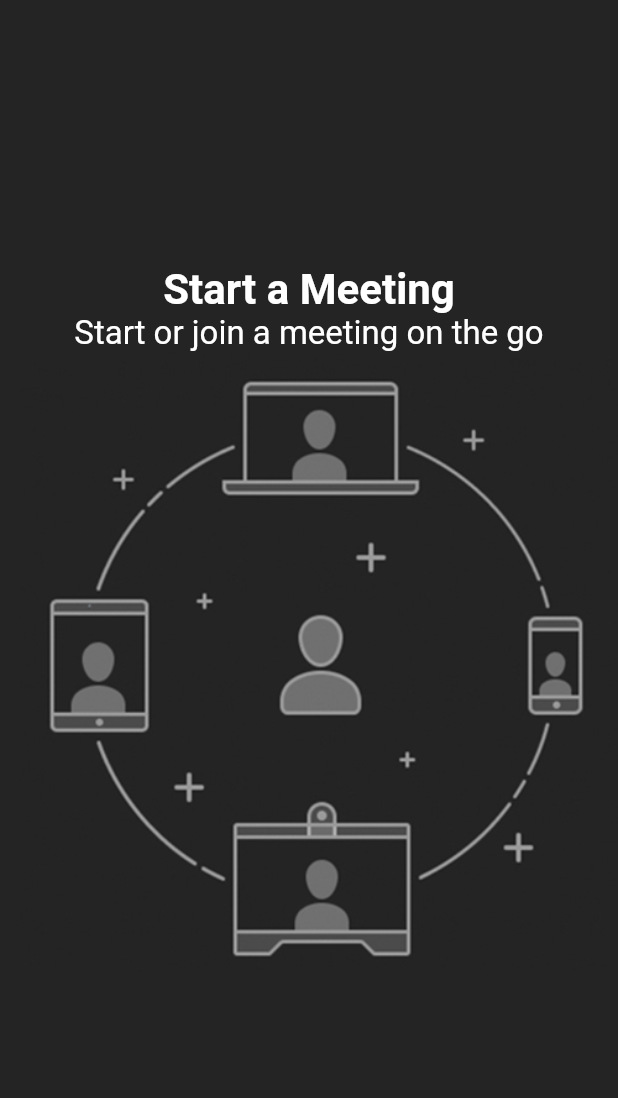
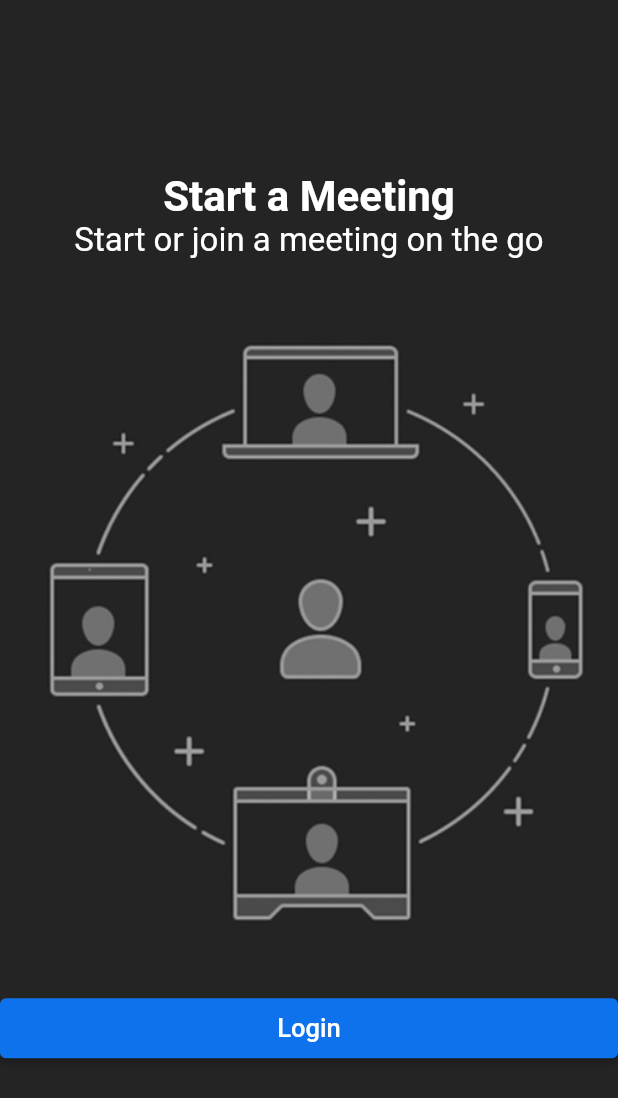
Before and after one commit to Awaizkazi/zoom_clone, a Flutter app: the screen it shows after launch, on a phone screen of 412 x 824 dp. Shown: the top 1098 px of the screen. Run offline on Flutter 3.47's test engine with Material 2 defaults, Android fonts, the phone set to English and light mode, and no system bars.

Commit message:
Button in Progress

```diff
--- a/lib/screens/login_screen.dart
+++ b/lib/screens/login_screen.dart
@@ -1,4 +1,5 @@
 import 'package:flutter/material.dart';
+import 'package:zoom_clone/widgets/custom_button.dart';
 
 class LoginScreen extends StatefulWidget {
   const LoginScreen({super.key});
@@ -22,7 +23,11 @@ class _LoginScreenState extends State<LoginScreen> {
             'Start or join a meeting on the go',
             style: TextStyle(fontSize: 22),
           ),
-          Image.asset('assets/images/onboarding.jpg'),
+          Padding(
+            padding: const EdgeInsets.symmetric(vertical: 38.0),
+            child: Image.asset('assets/images/onboarding.jpg'),
+          ),
+          const CustomButton(text: 'Login'),
         ],
       ),
     );
--- a/lib/widgets/custom_button.dart
+++ b/lib/widgets/custom_button.dart
@@ -1,4 +1,5 @@
 import 'package:flutter/material.dart';
+import 'package:zoom_clone/utils/colors.dart';
 
 class CustomButton extends StatelessWidget {
   final String text;
@@ -8,6 +9,10 @@ class CustomButton extends StatelessWidget {
   Widget build(BuildContext context) {
     return ElevatedButton(
       onPressed: () {},
+      style: ElevatedButton.styleFrom(
+        backgroundColor: buttonColor,
+        minimumSize: const Size(double.infinity, 40),
+      ),
       child: Text(
         text,
         style: const TextStyle(fontSize: 17),
```
